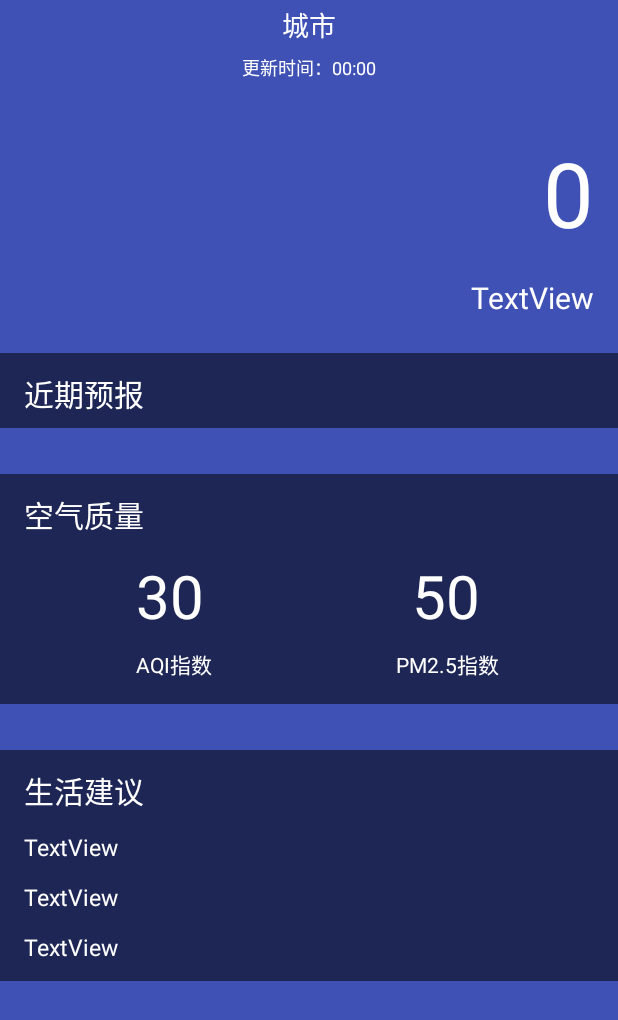
After one commit to lancelee98/lance-weather, an Android app: the layout activity_weather.xml on its own in the app's theme, with its tools: preview values and no code run, on a phone screen of 412 x 824 dp. The commit adds this screen. Shown: the top 1020 px of the screen. Run offline under Robolectric (Android 15) with nearby library versions, the phone set to English and light mode, and no system bars.

Commit message:
display-weather-details feature

```diff
--- a/app/src/main/AndroidManifest.xml
+++ b/app/src/main/AndroidManifest.xml
@@ -1,7 +1,8 @@
 <?xml version="1.0" encoding="utf-8"?>
 <manifest xmlns:android="http://schemas.android.com/apk/res/android"
     package="com.lanceweather.android">
-    <uses-permission android:name="android.permission.INTERNET"/>
+
+    <uses-permission android:name="android.permission.INTERNET" />
 
     <application
         android:name="org.litepal.LitePalApplication"
@@ -18,6 +19,7 @@
                 <category android:name="android.intent.category.LAUNCHER" />
             </intent-filter>
         </activity>
+        <activity android:name=".WeatherActivity"></activity>
     </application>
 
 </manifest>
--- /dev/null
+++ b/app/src/main/res/layout/activity_weather.xml
@@ -0,0 +1,39 @@
+<?xml version="1.0" encoding="utf-8"?>
+<android.support.constraint.ConstraintLayout
+    xmlns:android="http://schemas.android.com/apk/res/android"
+    xmlns:tools="http://schemas.android.com/tools"
+    android:layout_width="match_parent"
+    android:layout_height="match_parent"
+    tools:context=".WeatherActivity"
+    android:background="@color/colorPrimary">
+
+    <ImageView
+        android:id="@+id/bing_pic_img"
+        android:layout_height="match_parent"
+        android:layout_width="match_parent"
+        android:scaleType="centerCrop"/>
+    <ScrollView
+        android:id="@+id/weather_layout"
+        android:layout_width="match_parent"
+        android:layout_height="match_parent"
+        android:overScrollMode="never"
+        android:scrollbars="none"
+        >
+        <LinearLayout
+            android:layout_width="match_parent"
+            android:layout_height="wrap_content"
+            android:orientation="vertical">
+
+            <include layout="@layout/title" />
+
+            <include layout="@layout/now" />
+
+            <include layout="@layout/forecast" />
+
+            <include layout="@layout/aqi" />
+
+            <include layout="@layout/suggestion" />
+        </LinearLayout>
+    </ScrollView>
+
+</android.support.constraint.ConstraintLayout>
--- /dev/null
+++ b/app/src/main/res/layout/aqi.xml
@@ -0,0 +1,95 @@
+<?xml version="1.0" encoding="utf-8"?>
+<android.support.constraint.ConstraintLayout xmlns:android="http://schemas.android.com/apk/res/android"
+    xmlns:app="http://schemas.android.com/apk/res-auto"
+    xmlns:tools="http://schemas.android.com/tools"
+    android:layout_width="match_parent"
+    android:layout_height="wrap_content"
+    android:layout_marginBottom="15dp"
+    android:layout_marginTop="15dp"
+    android:background="#8000">
+
+    <TextView
+        android:id="@+id/textView"
+        android:layout_width="wrap_content"
+        android:layout_height="wrap_content"
+        android:layout_marginLeft="16dp"
+        android:layout_marginStart="16dp"
+        android:layout_marginTop="12dp"
+        android:text="空气质量"
+        android:textColor="#fff"
+        android:textSize="20sp"
+        app:layout_constraintStart_toStartOf="parent"
+        app:layout_constraintTop_toTopOf="parent" />
+
+    <TextView
+        android:id="@+id/aqi_text"
+        android:layout_width="wrap_content"
+        android:layout_height="wrap_content"
+        android:layout_marginEnd="11dp"
+        android:layout_marginLeft="32dp"
+        android:layout_marginRight="11dp"
+        android:layout_marginStart="32dp"
+        android:layout_marginTop="12dp"
+        android:text="30"
+        android:textColor="#fff"
+        android:textSize="40sp"
+        app:layout_constraintEnd_toStartOf="@+id/guideline"
+        app:layout_constraintStart_toStartOf="parent"
+        app:layout_constraintTop_toBottomOf="@+id/textView" />
+
+    <TextView
+        android:id="@+id/textView4"
+        android:layout_width="wrap_content"
+        android:layout_height="wrap_content"
+        android:layout_marginBottom="16dp"
+        android:layout_marginLeft="8dp"
+        android:layout_marginStart="8dp"
+        android:layout_marginTop="8dp"
+        android:text="AQI指数"
+        android:textColor="#fff"
+        app:layout_constraintBottom_toBottomOf="parent"
+        app:layout_constraintEnd_toEndOf="@+id/aqi_text"
+        app:layout_constraintHorizontal_bias="0.615"
+        app:layout_constraintStart_toStartOf="@+id/aqi_text"
+        app:layout_constraintTop_toBottomOf="@+id/aqi_text" />
+
+    <TextView
+        android:id="@+id/pm25_text"
+        android:layout_width="wrap_content"
+        android:layout_height="wrap_content"
+        android:layout_marginEnd="32dp"
+        android:layout_marginLeft="8dp"
+        android:layout_marginRight="32dp"
+        android:layout_marginStart="8dp"
+        android:layout_marginTop="12dp"
+        android:text="50"
+        android:textColor="#fff"
+        android:textSize="40sp"
+        app:layout_constraintEnd_toEndOf="parent"
+        app:layout_constraintStart_toStartOf="@+id/guideline"
+        app:layout_constraintTop_toBottomOf="@+id/textView" />
+
+    <TextView
+        android:id="@+id/textView6"
+        android:layout_width="wrap_content"
+        android:layout_height="wrap_content"
+        android:layout_marginBottom="16dp"
+        android:layout_marginEnd="8dp"
+        android:layout_marginRight="8dp"
+        android:layout_marginTop="8dp"
+        android:text="PM2.5指数"
+        android:textColor="#fff"
+        app:layout_constraintBottom_toBottomOf="parent"
+        app:layout_constraintEnd_toEndOf="@+id/pm25_text"
+        app:layout_constraintHorizontal_bias="0.354"
+        app:layout_constraintStart_toStartOf="@+id/pm25_text"
+        app:layout_constraintTop_toBottomOf="@+id/pm25_text" />
+
+    <android.support.constraint.Guideline
+        android:id="@+id/guideline"
+        android:layout_width="wrap_content"
+        android:layout_height="wrap_content"
+        android:orientation="vertical"
+        android:visibility="gone"
+        app:layout_constraintGuide_percent="0.5" />
+</android.support.constraint.ConstraintLayout>
--- /dev/null
+++ b/app/src/main/res/layout/forecast.xml
@@ -0,0 +1,39 @@
+<?xml version="1.0" encoding="utf-8"?>
+<android.support.constraint.ConstraintLayout xmlns:android="http://schemas.android.com/apk/res/android"
+    xmlns:app="http://schemas.android.com/apk/res-auto"
+    xmlns:tools="http://schemas.android.com/tools"
+    android:layout_width="match_parent"
+    android:layout_height="match_parent"
+    android:layout_marginBottom="15dp"
+    android:layout_marginTop="15dp"
+    android:background="#8000">
+
+    <TextView
+        android:id="@+id/forecast_w"
+        android:layout_width="wrap_content"
+        android:layout_height="wrap_content"
+        android:layout_marginBottom="12dp"
+        android:layout_marginLeft="16dp"
+        android:layout_marginStart="16dp"
+        android:layout_marginTop="12dp"
+        android:text="近期预报"
+        android:textColor="#fff"
+        android:textSize="20sp"
+        app:layout_constraintBottom_toTopOf="@+id/forecast_layout"
+        app:layout_constraintStart_toStartOf="parent"
+        app:layout_constraintTop_toTopOf="parent" />
+
+    <LinearLayout
+        android:id="@+id/forecast_layout"
+        android:layout_width="0dp"
+        android:layout_height="wrap_content"
+        android:layout_marginEnd="16dp"
+        android:layout_marginLeft="16dp"
+        android:layout_marginRight="16dp"
+        android:layout_marginStart="16dp"
+        android:layout_marginTop="8dp"
+        android:orientation="vertical"
+        app:layout_constraintEnd_toEndOf="parent"
+        app:layout_constraintStart_toStartOf="parent"
+        app:layout_constraintTop_toBottomOf="@+id/forecast_w"></LinearLayout>
+</android.support.constraint.ConstraintLayout>
--- /dev/null
+++ b/app/src/main/res/layout/now.xml
@@ -0,0 +1,35 @@
+<?xml version="1.0" encoding="utf-8"?>
+<android.support.constraint.ConstraintLayout xmlns:android="http://schemas.android.com/apk/res/android"
+    xmlns:app="http://schemas.android.com/apk/res-auto"
+    xmlns:tools="http://schemas.android.com/tools"
+    android:layout_width="match_parent"
+    android:layout_height="wrap_content">
+
+    <TextView
+        android:id="@+id/degree_text"
+        android:layout_width="wrap_content"
+        android:layout_height="wrap_content"
+        android:layout_marginEnd="16dp"
+        android:layout_marginRight="16dp"
+        android:layout_marginTop="32dp"
+        android:text="0"
+        android:textColor="#fff"
+        android:textSize="60sp"
+        app:layout_constraintEnd_toEndOf="parent"
+        app:layout_constraintTop_toTopOf="parent" />
+
+    <TextView
+        android:id="@+id/weather_info_text"
+        android:layout_width="wrap_content"
+        android:layout_height="wrap_content"
+        android:layout_marginBottom="8dp"
+        android:layout_marginEnd="16dp"
+        android:layout_marginRight="16dp"
+        android:layout_marginTop="16dp"
+        android:text="TextView"
+        android:textColor="#fff"
+        android:textSize="20sp"
+        app:layout_constraintBottom_toBottomOf="parent"
+        app:layout_constraintEnd_toEndOf="parent"
+        app:layout_constraintTop_toBottomOf="@+id/degree_text" />
+</android.support.constraint.ConstraintLayout>
--- /dev/null
+++ b/app/src/main/res/layout/suggestion.xml
@@ -0,0 +1,74 @@
+<?xml version="1.0" encoding="utf-8"?>
+<android.support.constraint.ConstraintLayout xmlns:android="http://schemas.android.com/apk/res/android"
+    xmlns:app="http://schemas.android.com/apk/res-auto"
+    xmlns:tools="http://schemas.android.com/tools"
+    android:layout_width="match_parent"
+    android:layout_height="wrap_content"
+    android:layout_marginBottom="30dp"
+    android:layout_marginTop="15dp"
+    android:background="#8000">
+
+    <TextView
+        android:id="@+id/textView3"
+        android:layout_width="wrap_content"
+        android:layout_height="wrap_content"
+        android:layout_marginLeft="16dp"
+        android:layout_marginStart="16dp"
+        android:layout_marginTop="12dp"
+        android:text="生活建议"
+        android:textColor="#fff"
+        android:textSize="20sp"
+        app:layout_constraintStart_toStartOf="parent"
+        app:layout_constraintTop_toTopOf="parent" />
+
+    <TextView
+        android:id="@+id/comfort_text"
+        android:layout_width="0dp"
+        android:layout_height="wrap_content"
+        android:layout_marginEnd="16dp"
+        android:layout_marginLeft="16dp"
+        android:layout_marginRight="16dp"
+        android:layout_marginStart="16dp"
+        android:layout_marginTop="12dp"
+        android:text="TextView"
+        android:textColor="#fff"
+        android:textSize="15dp"
+        app:layout_constraintEnd_toEndOf="parent"
+        app:layout_constraintStart_toStartOf="parent"
+        app:layout_constraintTop_toBottomOf="@+id/textView3" />
+
+    <TextView
+        android:id="@+id/car_wash_text"
+        android:layout_width="0dp"
+        android:layout_height="wrap_content"
+        android:layout_marginEnd="16dp"
+        android:layout_marginLeft="16dp"
+        android:layout_marginRight="16dp"
+        android:layout_marginStart="16dp"
+        android:layout_marginTop="12dp"
+        android:text="TextView"
+        android:textColor="#fff"
+        android:textSize="15dp"
+        app:layout_constraintEnd_toEndOf="parent"
+        app:layout_constraintHorizontal_bias="0.0"
+        app:layout_constraintStart_toStartOf="parent"
+        app:layout_constraintTop_toBottomOf="@+id/comfort_text" />
+
+    <TextView
+        android:id="@+id/sport_text"
+        android:layout_width="0dp"
+        android:layout_height="wrap_content"
+        android:layout_marginBottom="12dp"
+        android:layout_marginEnd="16dp"
+        android:layout_marginLeft="16dp"
+        android:layout_marginRight="16dp"
+        android:layout_marginStart="16dp"
+        android:layout_marginTop="12dp"
+        android:text="TextView"
+        android:textColor="#fff"
+        android:textSize="15dp"
+        app:layout_constraintBottom_toBottomOf="parent"
+        app:layout_constraintEnd_toEndOf="parent"
+        app:layout_constraintStart_toStartOf="parent"
+        app:layout_constraintTop_toBottomOf="@+id/car_wash_text" />
+</android.support.constraint.ConstraintLayout>
--- /dev/null
+++ b/app/src/main/res/layout/title.xml
@@ -0,0 +1,36 @@
+<?xml version="1.0" encoding="utf-8"?>
+<android.support.constraint.ConstraintLayout xmlns:android="http://schemas.android.com/apk/res/android"
+    xmlns:app="http://schemas.android.com/apk/res-auto"
+    xmlns:tools="http://schemas.android.com/tools"
+    android:layout_width="match_parent"
+    android:layout_height="?attr/actionBarSize"
+    android:background="#0000">
+
+    <TextView
+        android:id="@+id/title_city"
+        android:layout_width="wrap_content"
+        android:layout_height="wrap_content"
+        android:layout_marginBottom="6dp"
+        android:layout_marginTop="6dp"
+        android:text="城市"
+        android:textColor="#fff"
+        android:textSize="18sp"
+        app:layout_constraintBottom_toTopOf="@+id/title_update_time"
+        app:layout_constraintEnd_toEndOf="parent"
+        app:layout_constraintStart_toStartOf="parent"
+        app:layout_constraintTop_toTopOf="parent" />
+
+    <TextView
+        android:id="@+id/title_update_time"
+        android:layout_width="wrap_content"
+        android:layout_height="wrap_content"
+        android:layout_marginBottom="6dp"
+        android:text="更新时间：00:00"
+        android:textColor="#fff"
+        android:textSize="12sp"
+        app:layout_constraintBottom_toBottomOf="parent"
+        app:layout_constraintEnd_toEndOf="parent"
+        app:layout_constraintStart_toStartOf="parent"
+        app:layout_constraintTop_toBottomOf="@+id/title_city"
+        app:layout_constraintVertical_bias="1.0" />
+</android.support.constraint.ConstraintLayout>
```
Also changed, not shown: app/src/main/java/com/lanceweather/android/MainActivity.java (+10 -0 lines), app/src/main/java/com/lanceweather/android/WeatherActivity.java (added, +193 -0 lines), app/src/main/java/com/lanceweather/android/gson/AQI.java (added, +13 -0 lines), app/src/main/java/com/lanceweather/android/gson/Basic.java (added, +21 -0 lines), app/src/main/java/com/lanceweather/android/gson/Forecast.java (added, +23 -0 lines), app/src/main/java/com/lanceweather/android/gson/Now.java (added, +17 -0 lines), app/src/main/java/com/lanceweather/android/gson/Suggestion.java (added, +26 -0 lines), app/src/main/java/com/lanceweather/android/gson/Weather.java (added, +16 -0 lines), app/src/main/java/com/lanceweather/android/util/ChooseAreaFragment.java (+12 -2 lines), app/src/main/java/com/lanceweather/android/util/Utility.java (+15 -0 lines), app/src/main/res/layout/activity_main.xml (+0 -9 lines), app/src/main/res/layout/forecast_item.xml (added, +63 -0 lines).
